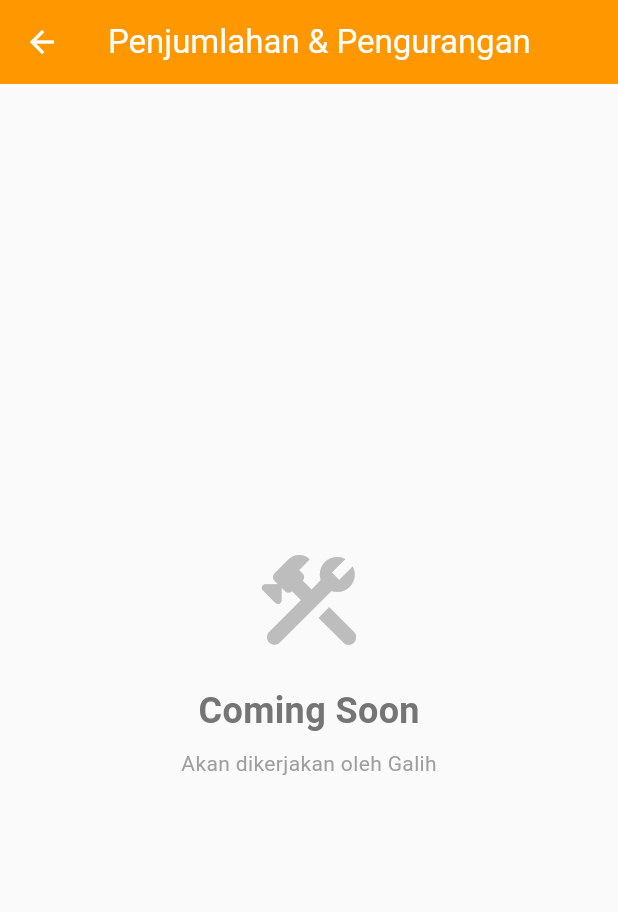
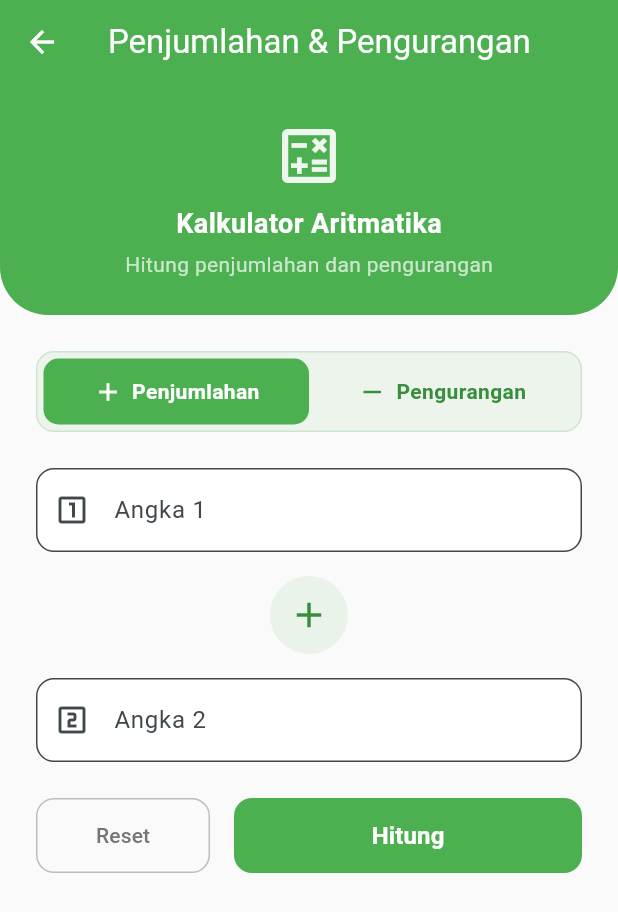
Before and after one commit to Rex4Red/Tugas2-TPM, a Flutter app: the AritmatikPage screen opened directly, after a tap on "Penjumlahan & Pengurangan", on a phone screen of 412 x 824 dp. Shown: the top 912 px of the screen. Run offline on Flutter 3.47's test engine with Material 3 defaults, Android fonts, the phone set to English and light mode, and no system bars; our stand-ins replace shared_preferences, supabase_flutter; accounts and stored records are empty.

Commit message:
update fitur aritmatika

```diff
--- a/lib/pages/aritmatik_page.dart
+++ b/lib/pages/aritmatik_page.dart
@@ -1,4 +1,5 @@
 import 'package:flutter/material.dart';
+import 'package:tugas2_mobile/pages/penjumlahan_pengurangan_page.dart';
 
 // ============================================================
 // HALAMAN ARITMATIK - PLACEHOLDER
@@ -45,14 +46,10 @@ class AritmatikPage extends StatelessWidget {
               subtitle: 'Operasi penjumlahan dan pengurangan angka',
               color: Colors.green,
               onTap: () {
-                // TODO: Galih - Navigasi ke halaman penjumlahan & pengurangan
                 Navigator.push(
                   context,
                   MaterialPageRoute(
-                    builder: (_) => const _PlaceholderPage(
-                      title: 'Penjumlahan & Pengurangan',
-                      assignedTo: 'Galih',
-                    ),
+                    builder: (_) => const PenjumlahanPenguranganPage(),
                   ),
                 );
               },
--- /dev/null
+++ b/lib/pages/penjumlahan_pengurangan_page.dart
@@ -0,0 +1,382 @@
+import 'package:flutter/material.dart';
+
+class PenjumlahanPenguranganPage extends StatefulWidget {
+  const PenjumlahanPenguranganPage({super.key});
+
+  @override
+  State<PenjumlahanPenguranganPage> createState() =>
+      _PenjumlahanPenguranganPageState();
+}
+
+class _PenjumlahanPenguranganPageState
+    extends State<PenjumlahanPenguranganPage> {
+  final _formKey = GlobalKey<FormState>();
+  final _angka1Controller = TextEditingController();
+  final _angka2Controller = TextEditingController();
+
+  bool _isPenjumlahan = true; // true = +, false = -
+  double? _hasil;
+  bool _showResult = false;
+
+  @override
+  void dispose() {
+    _angka1Controller.dispose();
+    _angka2Controller.dispose();
+    super.dispose();
+  }
+
+  void _hitung() {
+    if (!_formKey.currentState!.validate()) return;
+
+    final a = double.parse(_angka1Controller.text);
+    final b = double.parse(_angka2Controller.text);
+
+    setState(() {
+      _hasil = _isPenjumlahan ? a + b : a - b;
+      _showResult = true;
+    });
+  }
+
+  void _reset() {
+    _formKey.currentState?.reset();
+    _angka1Controller.clear();
+    _angka2Controller.clear();
+    setState(() {
+      _hasil = null;
+      _showResult = false;
+      _isPenjumlahan = true;
+    });
+  }
+
+  @override
+  Widget build(BuildContext context) {
+    return Scaffold(
+      backgroundColor: Colors.grey[50],
+      appBar: AppBar(
+        title: const Text('Penjumlahan & Pengurangan'),
+        backgroundColor: Colors.green,
+        foregroundColor: Colors.white,
+        elevation: 0,
+      ),
+      body: SingleChildScrollView(
+        child: Column(
+          children: [
+            // Header
+            Container(
+              width: double.infinity,
+              padding: const EdgeInsets.all(24),
+              decoration: const BoxDecoration(
+                color: Colors.green,
+                borderRadius: BorderRadius.only(
+                  bottomLeft: Radius.circular(32),
+                  bottomRight: Radius.circular(32),
+                ),
+              ),
+              child: Column(
+                children: [
+                  Icon(
+                    Icons.calculate_outlined,
+                    size: 48,
+                    color: Colors.white.withValues(alpha: 0.9),
+                  ),
+                  const SizedBox(height: 8),
+                  const Text(
+                    'Kalkulator Aritmatika',
+                    style: TextStyle(
+                      color: Colors.white,
+                      fontSize: 18,
+                      fontWeight: FontWeight.w600,
+                    ),
+                  ),
+                  const SizedBox(height: 4),
+                  Text(
+                    'Hitung penjumlahan dan pengurangan',
+                    style: TextStyle(
+                      color: Colors.white.withValues(alpha: 0.7),
+                      fontSize: 14,
+                    ),
+                  ),
+                ],
+              ),
+            ),
+
+            // Form
+            Padding(
+              padding: const EdgeInsets.all(24),
+              child: Form(
+                key: _formKey,
+                child: Column(
+                  crossAxisAlignment: CrossAxisAlignment.stretch,
+                  children: [
+                    // Operation Selector
+                    Container(
+                      padding: const EdgeInsets.all(4),
+                      decoration: BoxDecoration(
+                        color: Colors.green.withValues(alpha: 0.08),
+                        borderRadius: BorderRadius.circular(12),
+                        border: Border.all(
+                          color: Colors.green.withValues(alpha: 0.2),
+                        ),
+                      ),
+                      child: Row(
+                        children: [
+                          Expanded(
+                            child: GestureDetector(
+                              onTap: () =>
+                                  setState(() => _isPenjumlahan = true),
+                              child: AnimatedContainer(
+                                duration: const Duration(milliseconds: 200),
+                                padding:
+                                    const EdgeInsets.symmetric(vertical: 12),
+                                decoration: BoxDecoration(
+                                  color: _isPenjumlahan
+                                      ? Colors.green
+                                      : Colors.transparent,
+                                  borderRadius: BorderRadius.circular(10),
+                                ),
+                                child: Row(
+                                  mainAxisAlignment: MainAxisAlignment.center,
+                                  children: [
+                                    Icon(
+                                      Icons.add,
+                                      color: _isPenjumlahan
+                                          ? Colors.white
+                                          : Colors.green[700],
+                                      size: 20,
+                                    ),
+                                    const SizedBox(width: 6),
+                                    Text(
+                                      'Penjumlahan',
+                                      style: TextStyle(
+                                        color: _isPenjumlahan
+                                            ? Colors.white
+                                            : Colors.green[700],
+                                        fontWeight: FontWeight.w600,
+                                        fontSize: 14,
+                                      ),
+                                    ),
+                                  ],
+                                ),
+                              ),
+                            ),
+                          ),
+                          Expanded(
+                            child: GestureDetector(
+                              onTap: () =>
+                                  setState(() => _isPenjumlahan = false),
+                              child: AnimatedContainer(
+                                duration: const Duration(milliseconds: 200),
+                                padding:
+                                    const EdgeInsets.symmetric(vertical: 12),
+                                decoration: BoxDecoration(
+                                  color: !_isPenjumlahan
+                                      ? Colors.green
+                                      : Colors.transparent,
+                                  borderRadius: BorderRadius.circular(10),
+                                ),
+                                child: Row(
+                                  mainAxisAlignment: MainAxisAlignment.center,
+                                  children: [
+                                    Icon(
+                                      Icons.remove,
+                                      color: !_isPenjumlahan
+                                          ? Colors.white
+                                          : Colors.green[700],
+                                      size: 20,
+                                    ),
+                                    const SizedBox(width: 6),
+                                    Text(
+                                      'Pengurangan',
+                                      style: TextStyle(
+                                        color: !_isPenjumlahan
+                                            ? Colors.white
+                                            : Colors.green[700],
+                                        fontWeight: FontWeight.w600,
+                                        fontSize: 14,
+                                      ),
+                                    ),
+                                  ],
+                                ),
+                              ),
+                            ),
+                          ),
+                        ],
+                      ),
+                    ),
+                    const SizedBox(height: 24),
+
+                    // Angka 1
+                    TextFormField(
+                      controller: _angka1Controller,
+                      keyboardType:
+                          const TextInputType.numberWithOptions(decimal: true),
+                      decoration: InputDecoration(
+                        labelText: 'Angka 1',
+                        hintText: 'Masukkan angka pertama',
+                        prefixIcon: const Icon(Icons.looks_one_outlined),
+                        border: OutlineInputBorder(
+                          borderRadius: BorderRadius.circular(12),
+                        ),
+                        filled: true,
+                        fillColor: Colors.white,
+                      ),
+                      validator: (value) {
+                        if (value == null || value.isEmpty) {
+                          return 'Angka 1 tidak boleh kosong';
+                        }
+                        if (double.tryParse(value) == null) {
+                          return 'Masukkan angka yang valid';
+                        }
+                        return null;
+                      },
+                    ),
+                    const SizedBox(height: 16),
+
+                    // Operator Display
+                    Center(
+                      child: Container(
+                        padding: const EdgeInsets.all(12),
+                        decoration: BoxDecoration(
+                          color: Colors.green.withValues(alpha: 0.1),
+                          shape: BoxShape.circle,
+                        ),
+                        child: Icon(
+                          _isPenjumlahan ? Icons.add : Icons.remove,
+                          color: Colors.green[700],
+                          size: 28,
+                        ),
+                      ),
+                    ),
+                    const SizedBox(height: 16),
+
+                    // Angka 2
+                    TextFormField(
+                      controller: _angka2Controller,
+                      keyboardType:
+                          const TextInputType.numberWithOptions(decimal: true),
+                      decoration: InputDecoration(
+                        labelText: 'Angka 2',
+                        hintText: 'Masukkan angka kedua',
+                        prefixIcon: const Icon(Icons.looks_two_outlined),
+                        border: OutlineInputBorder(
+                          borderRadius: BorderRadius.circular(12),
+                        ),
+                        filled: true,
+                        fillColor: Colors.white,
+                      ),
+                      validator: (value) {
+                        if (value == null || value.isEmpty) {
+                          return 'Angka 2 tidak boleh kosong';
+                        }
+                        if (double.tryParse(value) == null) {
+                          return 'Masukkan angka yang valid';
+                        }
+                        return null;
+                      },
+                    ),
+                    const SizedBox(height: 24),
+
+                    // Buttons
+                    Row(
+                      children: [
+                        Expanded(
+                          child: SizedBox(
+                            height: 50,
+                            child: OutlinedButton(
+                              onPressed: _reset,
+                              style: OutlinedButton.styleFrom(
+                                foregroundColor: Colors.grey[600],
+                                side: BorderSide(color: Colors.grey[400]!),
+                                shape: RoundedRectangleBorder(
+                                  borderRadius: BorderRadius.circular(12),
+                                ),
+                              ),
+                              child: const Text('Reset'),
+                            ),
+                          ),
+                        ),
+                        const SizedBox(width: 16),
+                        Expanded(
+                          flex: 2,
+                          child: SizedBox(
+                            height: 50,
+                            child: ElevatedButton(
+                              onPressed: _hitung,
+                              style: ElevatedButton.styleFrom(
+                                backgroundColor: Colors.green,
+                                foregroundColor: Colors.white,
+                                shape: RoundedRectangleBorder(
+                                  borderRadius: BorderRadius.circular(12),
+                                ),
+                                elevation: 0,
+                              ),
+                              child: const Text(
+                                'Hitung',
+                                style: TextStyle(
+                                  fontSize: 16,
+                                  fontWeight: FontWeight.w600,
+                                ),
+                              ),
+                            ),
+                          ),
+                        ),
+                      ],
+                    ),
+                    const SizedBox(height: 24),
+
+                    // Result
+                    if (_showResult) ...[
+                      Container(
+                        padding: const EdgeInsets.all(20),
+                        decoration: BoxDecoration(
+                          color: Colors.white,
+                          borderRadius: BorderRadius.circular(16),
+                          boxShadow: [
+                            BoxShadow(
+                              color: Colors.green.withValues(alpha: 0.1),
+                              blurRadius: 12,
+                              offset: const Offset(0, 4),
+                            ),
+                          ],
+                        ),
+                        child: Column(
+                          children: [
+                            Text(
+                              'Hasil Perhitungan',
+                              style: TextStyle(
+                                fontSize: 16,
+                                fontWeight: FontWeight.w600,
+                                color: Colors.green[700],
+                              ),
+                            ),
+                            const Divider(height: 24),
+                            Text(
+                              '${_angka1Controller.text} ${_isPenjumlahan ? '+' : '−'} ${_angka2Controller.text}',
+                              style: TextStyle(
+                                fontSize: 14,
+                                color: Colors.blueGrey[600],
+                              ),
+                            ),
+                            const SizedBox(height: 8),
+                            Text(
+                              '= ${_hasil!.toStringAsFixed(_hasil! == _hasil!.roundToDouble() ? 0 : 2)}',
+                              style: TextStyle(
+                                fontSize: 32,
+                                fontWeight: FontWeight.w700,
+                                color: Colors.green[700],
+                              ),
+                            ),
+                          ],
+                        ),
+                      ),
+                    ],
+                  ],
+                ),
+              ),
+            ),
+          ],
+        ),
+      ),
+    );
+  }
+}
```
Also changed, not shown: pubspec.lock, 1 other file.
